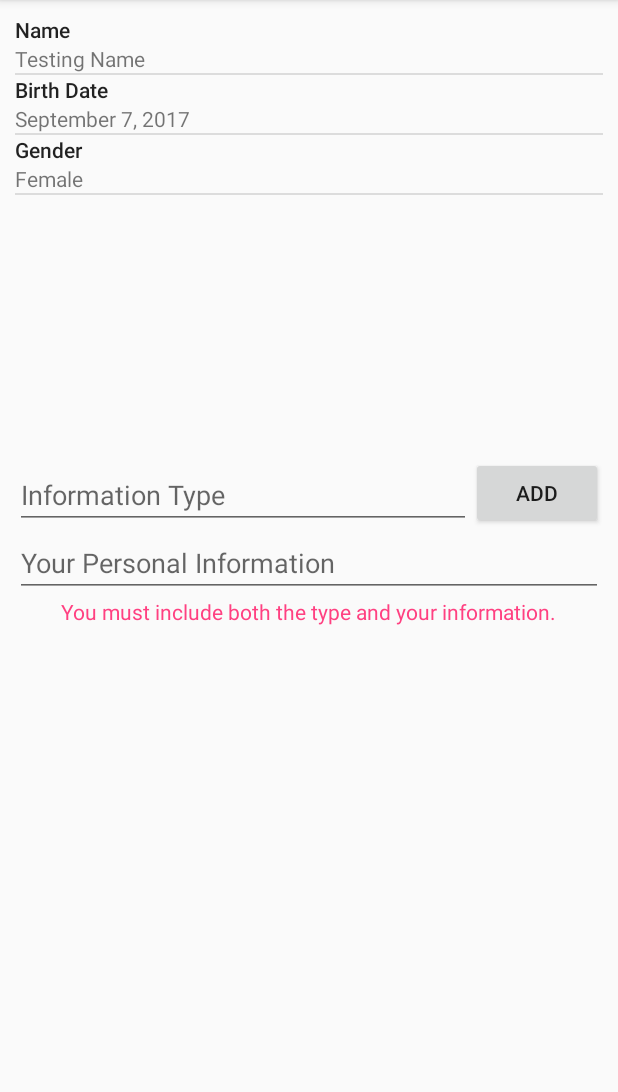
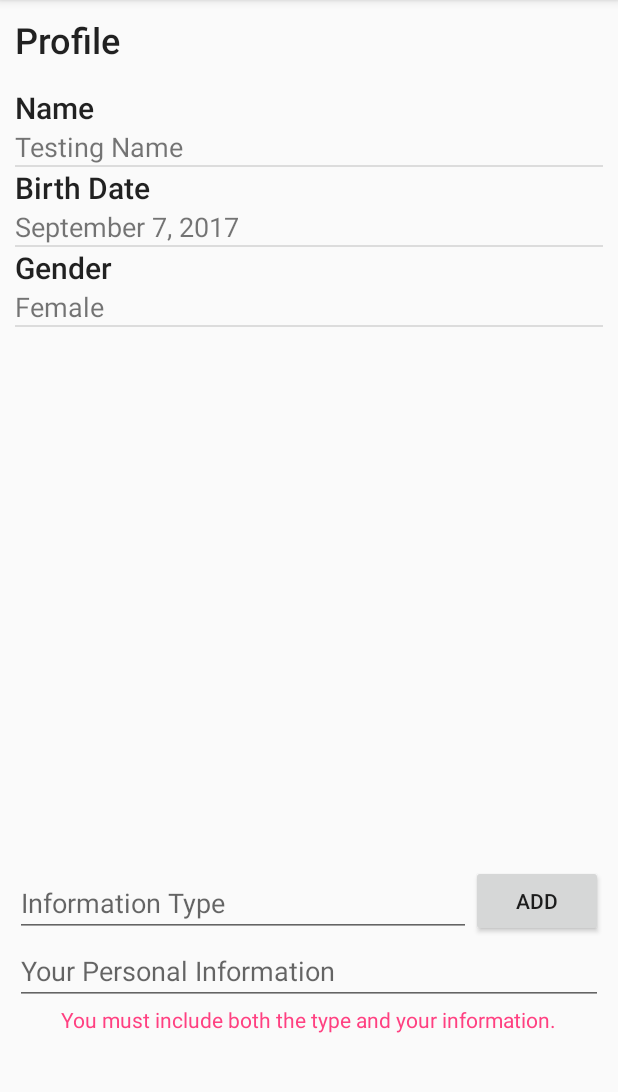
Before and after one commit to mat2567/OnTheSpectrum, an Android app: the ProfileActivity screen opened directly, with no data from a screen before it, on a phone screen of 412 x 824 dp, the part 84-1176 px from its top. Run offline under Robolectric (Android 15) with nearby library versions, the light colour scheme and no system bars.

Commit message:
UI adjustments

```diff
--- a/app/src/main/res/layout/activity_profile.xml
+++ b/app/src/main/res/layout/activity_profile.xml
@@ -7,10 +7,23 @@
     tools:context=".MainActivity"
     android:weightSum="1">
 
+    <TextView
+        android:id="@+id/textView5"
+        android:layout_width="match_parent"
+        android:layout_height="wrap_content"
+        android:text="Profile"
+        android:textAppearance="@style/TextAppearance.AppCompat.Body2"
+        android:textSize="24sp" />
+
+    <Space
+        android:layout_width="match_parent"
+        android:layout_height="15dp" />
+
     <ListView
         android:id="@+id/list"
         android:layout_width="wrap_content"
-        android:layout_height="279dp"></ListView>
+        android:layout_height="327dp"
+        android:layout_weight="0.72"></ListView>
 
     <Space
         android:layout_width="match_parent"
@@ -18,18 +31,18 @@
 
     <RelativeLayout
         android:layout_width="match_parent"
-        android:layout_height="match_parent">
+        android:layout_height="wrap_content">
 
         <EditText
             android:id="@+id/infoType"
             android:layout_width="200dp"
             android:layout_height="wrap_content"
+            android:hint="Information Type"
             android:layout_above="@+id/userInfo"
             android:layout_alignParentLeft="true"
             android:layout_alignParentStart="true"
             android:layout_toLeftOf="@+id/btAdd"
-            android:layout_toStartOf="@+id/btAdd"
-            android:hint="Information Type" />
+            android:layout_toStartOf="@+id/btAdd" />
 
         <EditText
             android:id="@+id/userInfo"
--- a/app/src/main/res/layout/profile_item.xml
+++ b/app/src/main/res/layout/profile_item.xml
@@ -8,12 +8,14 @@
         android:layout_width="match_parent"
         android:layout_height="wrap_content"
         android:text="Type of Information"
-        android:textAppearance="@style/TextAppearance.AppCompat.Body2" />
+        android:textAppearance="@style/TextAppearance.AppCompat.Body2"
+        android:textSize="20sp" />
 
     <TextView
         android:id="@+id/userInfo"
         android:layout_width="match_parent"
         android:layout_height="wrap_content"
-        android:text="Your Personal Information" />
+        android:text="Your Personal Information"
+        android:textSize="18sp" />
 
 </LinearLayout>
```
